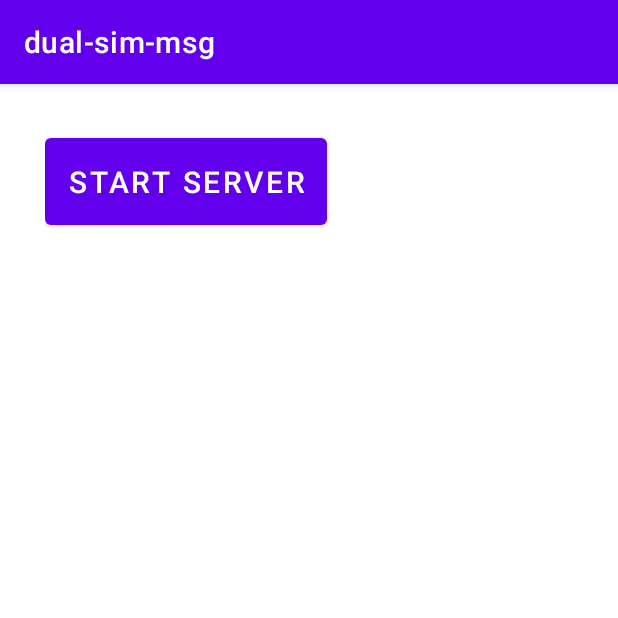
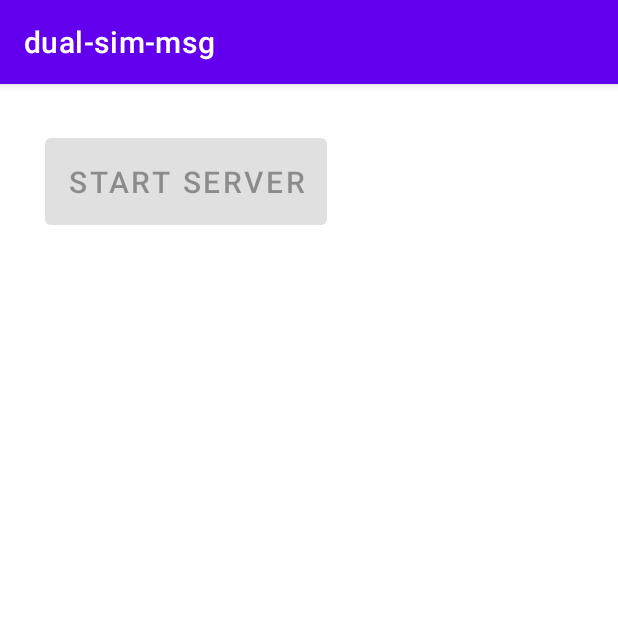
Before and after one commit to erisahoxha10/dualsimmsg, an Android app: the screen it shows after launch (MainActivity), on a phone screen of 412 x 824 dp, the top half of it. Run offline under Robolectric (Android 15) with nearby library versions, the phone set to English and light mode, and no system bars; libraries missing offline, so code that uses them is left out: io.ktor.application, io.ktor.gson, io.ktor.response, io.ktor.routing, io.ktor.server.

```diff
--- a/app/src/main/java/com/example/dual_sim_msg/MainActivity.kt
+++ b/app/src/main/java/com/example/dual_sim_msg/MainActivity.kt
@@ -6,7 +6,11 @@ import android.content.pm.PackageManager
 import android.telephony.SmsManager
 import android.telephony.SubscriptionManager
 import android.util.Log
+import android.view.View
+import android.widget.AdapterView
+import android.widget.ArrayAdapter
 import android.widget.Button
+import android.widget.Spinner
 import android.widget.TextView
 import android.widget.Toast
 import androidx.appcompat.app.AppCompatActivity
@@ -27,6 +31,8 @@ class MainActivity : AppCompatActivity() {
 
     private val REQUEST_SMS_PERMISSION = 1
     private lateinit var server: NettyApplicationEngine
+    private lateinit var subscriptionManager: SubscriptionManager
+    private var SIM_CARD = 0
 
 
     override fun onCreate(savedInstanceState: Bundle?) {
@@ -35,10 +41,56 @@ class MainActivity : AppCompatActivity() {
 
         requestSmsPermission()
 
+        subscriptionManager = getSystemService(TELEPHONY_SUBSCRIPTION_SERVICE) as SubscriptionManager
+
+        // get the number of sim cards on the phone
+        // if there is just one sim card, just display the button "Start server"
+        // otherwise give the user the option to select which sim card to use
 
         // Find the button by its ID
         val startServerButton: Button = findViewById(R.id.startServer)
-        var statusTextView: TextView = findViewById(R.id.statusTextView)
+        val statusTextView: TextView = findViewById(R.id.statusTextView)
+        val multipleSimLayout: View = findViewById(R.id.multipleSimLayout)
+
+        // now find the num of sim cards in the phone
+        val simCardNum = getSimCardCount()
+        if (simCardNum == 2) {
+            // if the number of sim is 2, then populate the dropdown
+            // create
+            var simCardsSelect: Spinner = findViewById(R.id.simCards)
+
+            // Prepare data for the Spinner
+            val items = listOf("Sim 1", "Sim 2")
+
+            // Create an ArrayAdapter
+            val adapter = ArrayAdapter(this, android.R.layout.simple_spinner_item, items)
+
+            // Specify the layout to use when the list of choices appears
+            adapter.setDropDownViewResource(android.R.layout.simple_spinner_dropdown_item)
+
+            // Apply the adapter to the Spinner
+            simCardsSelect.adapter = adapter
+
+            // then display the layout where the user can select which sim card to use
+            multipleSimLayout.visibility = View.VISIBLE
+
+            // Set a listener for item selection
+            simCardsSelect.onItemSelectedListener = object : AdapterView.OnItemSelectedListener {
+                override fun onItemSelected(parent: AdapterView<*>, view: android.view.View, position: Int, id: Long) {
+                    val selectedItem = parent.getItemAtPosition(position).toString()
+                    if(selectedItem.equals("Sim 2"))
+                        SIM_CARD = 1
+                    Toast.makeText(this@MainActivity, "Selected: $selectedItem", Toast.LENGTH_SHORT).show()
+                    // if the card is selected then enable the button to start the server
+                    startServerButton.setEnabled(true)
+                }
+
+                override fun onNothingSelected(parent: AdapterView<*>?) {
+                    TODO("Not yet implemented")
+                }
+            }
+        }
+
 
 
         // Set up the click listener
@@ -61,17 +113,17 @@ class MainActivity : AppCompatActivity() {
         ActivityCompat.requestPermissions(this, permissions, REQUEST_SMS_PERMISSION)
     }
 
-    public fun sendSmsFromSpecificSim2(phoneNumber: String, message: String) {
+    private fun sendSmsFromSpecificSim2(phoneNumber: String, message: String) {
         if (ContextCompat.checkSelfPermission(this, Manifest.permission.SEND_SMS) != PackageManager.PERMISSION_GRANTED) {
             ActivityCompat.requestPermissions(this, arrayOf(Manifest.permission.SEND_SMS), REQUEST_SMS_PERMISSION)
         } else {
-            // Get the SubscriptionManager
-            val subscriptionManager = getSystemService(TELEPHONY_SUBSCRIPTION_SERVICE) as SubscriptionManager
+
+            // get the sim cards info
             val subscriptionInfoList = subscriptionManager.activeSubscriptionInfoList
 
             if (subscriptionInfoList.isNotEmpty()) {
                 // Assuming you want to use the first SIM
-                val subscriptionId = subscriptionInfoList[1].subscriptionId
+                val subscriptionId = subscriptionInfoList[SIM_CARD].subscriptionId
                 val smsManager = SmsManager.getSmsManagerForSubscriptionId(subscriptionId)
 
                 try {
@@ -132,4 +184,25 @@ class MainActivity : AppCompatActivity() {
         }
         server.start()
     }
+
+    private fun getSimCardCount(): Int {
+
+        if (ContextCompat.checkSelfPermission(
+                this,
+                Manifest.permission.READ_PHONE_STATE
+            ) != PackageManager.PERMISSION_GRANTED
+        ) {
+            ActivityCompat.requestPermissions(
+                this,
+                arrayOf(Manifest.permission.READ_PHONE_STATE),
+                REQUEST_SMS_PERMISSION
+            )
+            return 0
+        } else {
+            val subscriptionInfoList = subscriptionManager?.activeSubscriptionInfoList
+            val simCount = subscriptionInfoList?.size ?: 0
+            Toast.makeText(this, "Number of SIM cards: $simCount", Toast.LENGTH_SHORT).show()
+            return simCount
+        }
+    }
 }
--- a/app/src/main/res/layout/activity_main.xml
+++ b/app/src/main/res/layout/activity_main.xml
@@ -18,7 +18,6 @@
 
     <!-- res/layout/activity_main.xml -->
     <LinearLayout
-        xmlns:android="http://schemas.android.com/apk/res/android"
         android:layout_width="match_parent"
         android:layout_height="match_parent"
         android:orientation="vertical"
@@ -28,6 +27,22 @@
         app:layout_constraintRight_toRightOf="parent"
         app:layout_constraintTop_toTopOf="parent">
 
+        <LinearLayout
+            android:id="@+id/multipleSimLayout"
+            android:layout_width="match_parent"
+            android:layout_height="wrap_content"
+            android:orientation="vertical"
+            android:visibility="gone">
+
+            <Spinner
+                android:id="@+id/simCards"
+                android:layout_width="wrap_content"
+                android:layout_height="wrap_content"
+                android:textSize="20dp"
+                />
+
+        </LinearLayout>
+
 
         <Button
             android:id="@+id/startServer"
@@ -35,6 +50,7 @@
             android:layout_height="wrap_content"
             android:textSize="20dp"
             android:padding="15dp"
+            android:enabled="false"
             android:text="Start server" />
 
         <TextView
```
